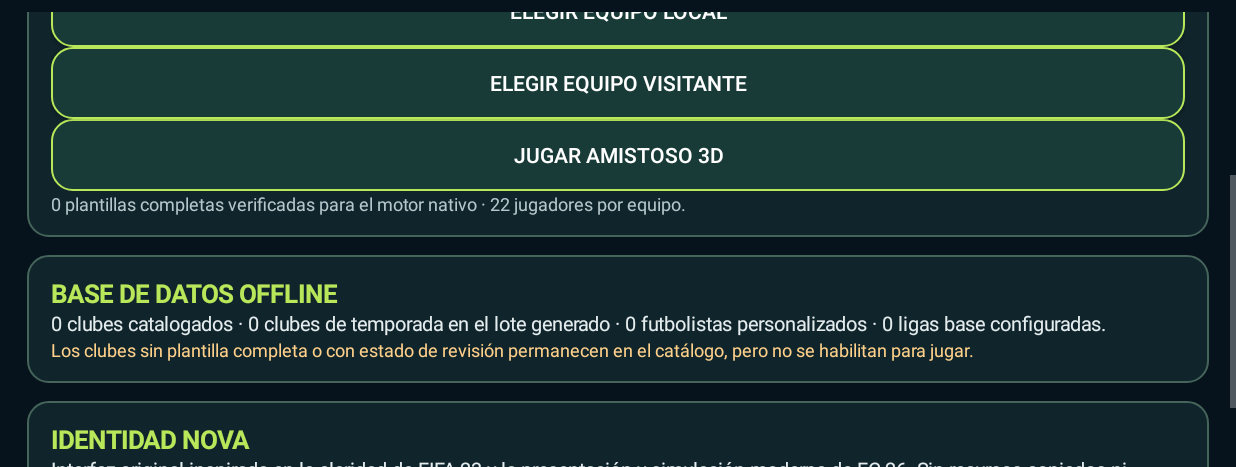
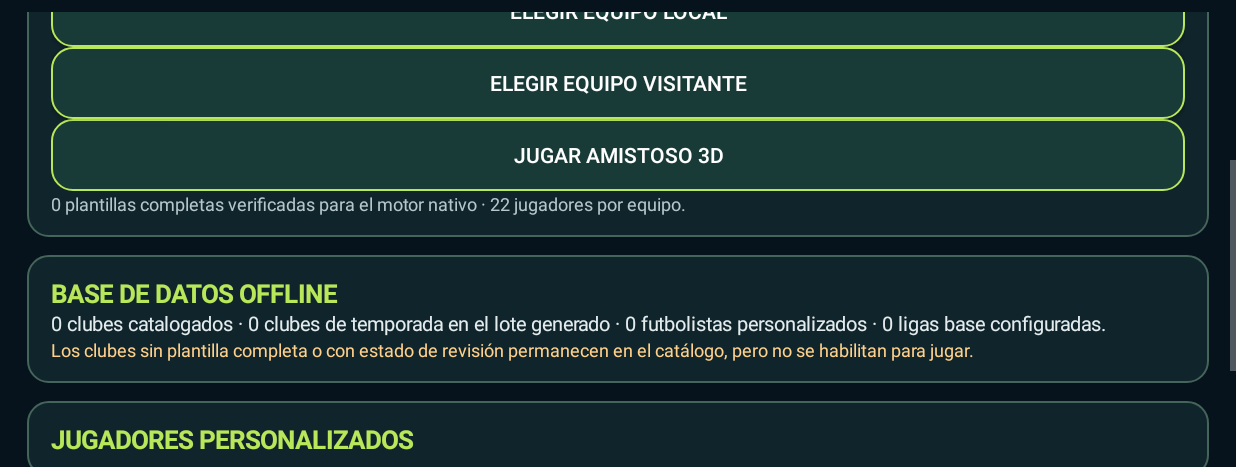
Before and after one commit to Cumba35/Futbol-Nova, an Android app: the screen it shows after launch (MainActivity), scrolled down 212 dp, on a phone screen of 824 x 412 dp (held sideways), the part 151-618 px from its top. Run offline under Robolectric (Android 15) with nearby library versions, the phone set to English and light mode, and no system bars; 1 statement that could not run was skipped.

Commit message:
feat(native): surface canonical custom player profiles in game data hub

```diff
--- a/native-android/app/src/main/java/com/nova/futbolnova/MainActivity.java
+++ b/native-android/app/src/main/java/com/nova/futbolnova/MainActivity.java
@@ -91,6 +91,11 @@ public final class MainActivity extends Activity {
         LinearLayout info=card();info.addView(text("BASE DE DATOS OFFLINE",17,0xFFB8E85A,true));
         info.addView(text(data.baseClubCount+" clubes catalogados · "+data.generatedClubCount+" clubes de temporada en el lote generado · "+data.customPlayerCount+" futbolistas personalizados · "+data.baseLeagueCount+" ligas base configuradas.",13,0xFFE4ECEE,false));
         info.addView(text("Los clubes sin plantilla completa o con estado de revisión permanecen en el catálogo, pero no se habilitan para jugar.",12,0xFFFFD18A,false));
+        LinearLayout custom=card();custom.addView(text("JUGADORES PERSONALIZADOS",17,0xFFB8E85A,true));
+        for(org.json.JSONObject p:data.customPlayers){
+            custom.addView(text(p.optString("name","Jugador")+" · "+p.optString("position","")+" · GRL "+p.optInt("overall",0)+" / POT "+p.optInt("potential",0),14,Color.WHITE,true));
+            custom.addView(text(p.optString("id","")+" · "+p.optString("club_id","Club pendiente"),11,0xFFB6C7CB,false));
+        }
         LinearLayout help=card();help.addView(text("IDENTIDAD NOVA",17,0xFFB8E85A,true));
         help.addView(text("Interfaz original inspirada en la claridad de FIFA 23 y la presentación y simulación moderna de FC 26. Sin recursos copiados ni motores externos.",13,0xFFE4ECEE,false));
     }
```
